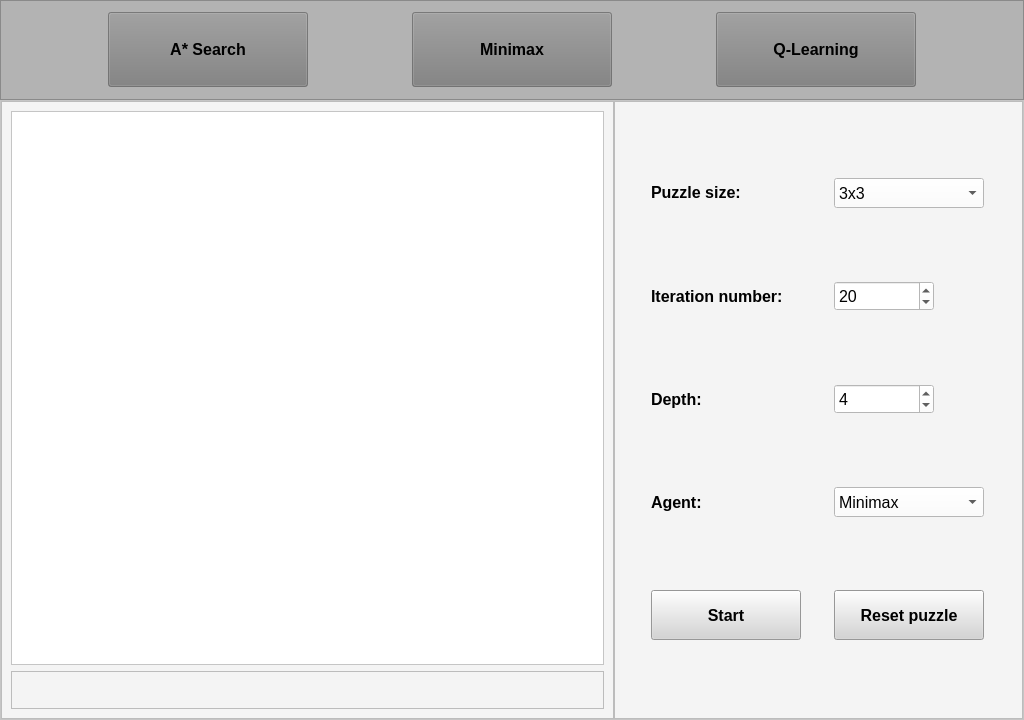
Before: the Qt Designer form projekat1_puzzle/Slagalica.ui in draganagrbic998/ori, drawn with Qt 5.
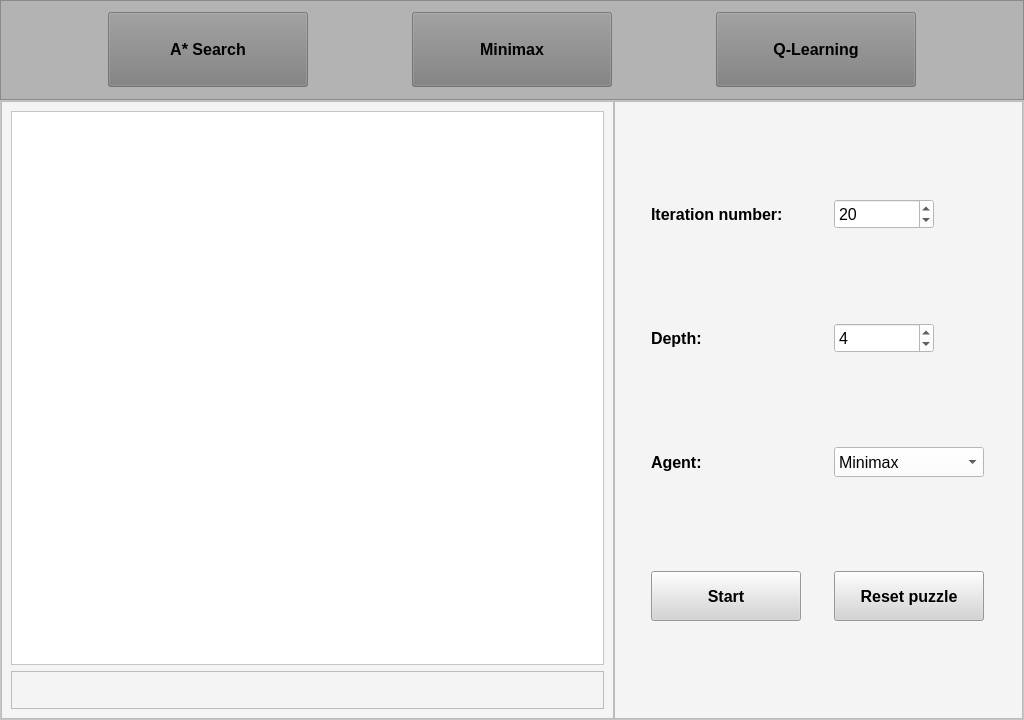
After: the same form once the commit is applied.

Commit message: Idem da spavam...

```diff
--- a/projekat1_puzzle/Slagalica.ui
+++ b/projekat1_puzzle/Slagalica.ui
@@ -467,27 +467,7 @@
               <enum>QFrame::Raised</enum>
              </property>
              <layout class="QGridLayout" name="gridLayout_7">
-              <item row="0" column="0">
-               <widget class="QLabel" name="label_2">
-                <property name="sizePolicy">
-                 <sizepolicy hsizetype="Fixed" vsizetype="Fixed">
-                  <horstretch>0</horstretch>
-                  <verstretch>0</verstretch>
-                 </sizepolicy>
-                </property>
-                <property name="font">
-                 <font>
-                  <pointsize>12</pointsize>
-                  <weight>75</weight>
-                  <bold>true</bold>
-                 </font>
-                </property>
-                <property name="text">
-                 <string>Puzzle size:</string>
-                </property>
-               </widget>
-              </item>
-              <item row="3" column="1">
+              <item row="2" column="1">
                <widget class="QComboBox" name="AgentPicker">
                 <property name="sizePolicy">
                  <sizepolicy hsizetype="Fixed" vsizetype="Fixed">
@@ -527,7 +507,7 @@
                 </item>
                </widget>
               </item>
-              <item row="1" column="0">
+              <item row="0" column="0">
                <widget class="QLabel" name="label_3">
                 <property name="font">
                  <font>
@@ -541,7 +521,7 @@
                 </property>
                </widget>
               </item>
-              <item row="1" column="1">
+              <item row="0" column="1">
                <widget class="QSpinBox" name="IterNumSaPicker">
                 <property name="sizePolicy">
                  <sizepolicy hsizetype="Fixed" vsizetype="Fixed">
@@ -582,7 +562,7 @@
                 </property>
                </widget>
               </item>
-              <item row="2" column="0">
+              <item row="1" column="0">
                <widget class="QLabel" name="label_6">
                 <property name="font">
                  <font>
@@ -596,7 +576,7 @@
                 </property>
                </widget>
               </item>
-              <item row="3" column="0">
+              <item row="2" column="0">
                <widget class="QLabel" name="label_4">
                 <property name="font">
                  <font>
@@ -610,7 +590,7 @@
                 </property>
                </widget>
               </item>
-              <item row="2" column="1">
+              <item row="1" column="1">
                <widget class="QSpinBox" name="DepthPicker">
                 <property name="sizePolicy">
                  <sizepolicy hsizetype="Fixed" vsizetype="Fixed">
@@ -651,50 +631,7 @@
                 </property>
                </widget>
               </item>
-              <item row="0" column="1">
-               <widget class="QComboBox" name="VelicinaSaPicker">
-                <property name="sizePolicy">
-                 <sizepolicy hsizetype="Fixed" vsizetype="Fixed">
-                  <horstretch>0</horstretch>
-                  <verstretch>0</verstretch>
-                 </sizepolicy>
-                </property>
-                <property name="minimumSize">
-                 <size>
-                  <width>150</width>
-                  <height>30</height>
-                 </size>
-                </property>
-                <property name="maximumSize">
-                 <size>
-                  <width>150</width>
-                  <height>30</height>
-                 </size>
-                </property>
-                <property name="font">
-                 <font>
-                  <pointsize>12</pointsize>
-                 </font>
-                </property>
-                <property name="styleSheet">
-                 <string notr="true">background-color: rgb(255, 255, 255);</string>
-                </property>
-                <property name="currentText">
-                 <string>4x4</string>
-                </property>
-                <item>
-                 <property name="text">
-                  <string>3x3</string>
-                 </property>
-                </item>
-                <item>
-                 <property name="text">
-                  <string>4x4</string>
-                 </property>
-                </item>
-               </widget>
-              </item>
-              <item row="4" column="1">
+              <item row="3" column="1">
                <widget class="QPushButton" name="ResetPuzzle2">
                 <property name="sizePolicy">
                  <sizepolicy hsizetype="Fixed" vsizetype="Fixed">
@@ -729,7 +666,7 @@
                 </property>
                </widget>
               </item>
-              <item row="4" column="0">
+              <item row="3" column="0">
                <widget class="QPushButton" name="ResiSaButton">
                 <property name="sizePolicy">
                  <sizepolicy hsizetype="Fixed" vsizetype="Fixed">
```
The commit also changes 2 other files.
